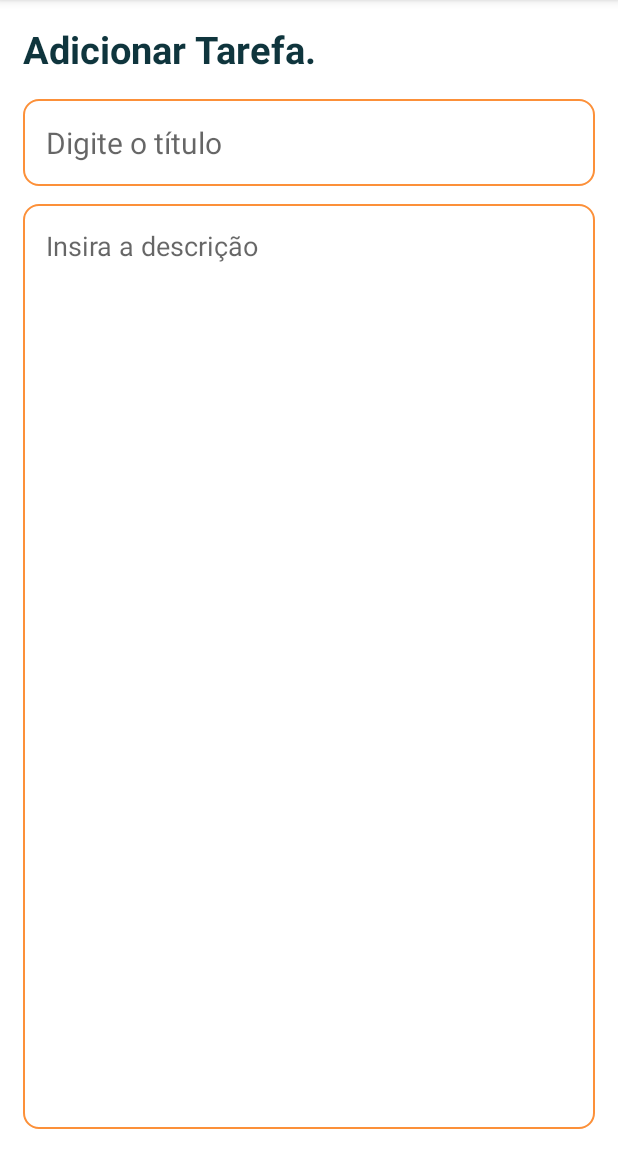
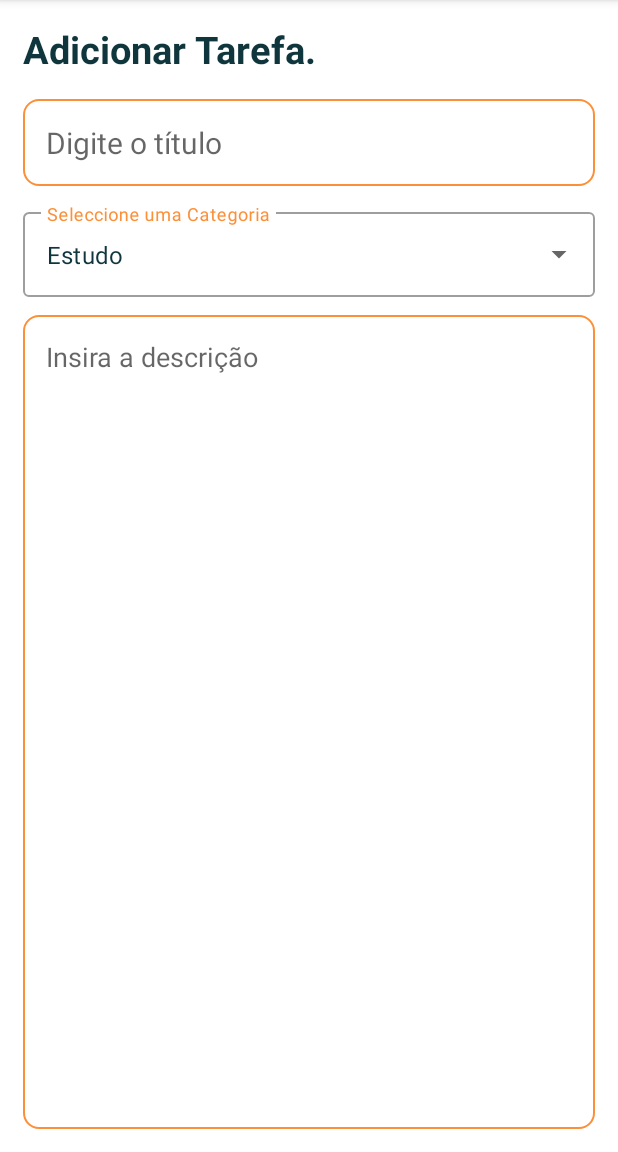
Before and after one commit to FredymarLeon/Task-Manager, an Android app: the fragment AddTaskFragment shown on its own in the app's theme, on a phone screen of 412 x 824 dp, the part 84-1236 px from its top. Run offline under Robolectric (Android 15) with nearby library versions, the phone set to English and light mode, and no system bars.

Commit message:
Foi adicionado AutoCompleteTextView para seleção de categoria no fragment_add_task.xml.

```diff
--- a/app/src/main/res/layout/fragment_add_task.xml
+++ b/app/src/main/res/layout/fragment_add_task.xml
@@ -25,26 +25,46 @@
         android:layout_alignParentStart="true"
         android:layout_alignParentEnd="true"
         android:layout_marginTop="16dp"
+        android:background="@drawable/orange_border"
         android:hint="@string/enter_title"
         android:inputType="text|number"
         android:maxLines="1"
         android:padding="15dp"
-            android:background="@drawable/orange_border"
         android:textSize="20sp"
+        android:textColor="@color/black"
         tools:ignore="Autofill" />
+
+    <com.google.android.material.textfield.TextInputLayout
+        android:id="@+id/text_input_layout_category"
+        style="@style/Widget.MaterialComponents.TextInputLayout.OutlinedBox.ExposedDropdownMenu"
+        android:layout_width="match_parent"
+        android:layout_height="wrap_content"
+        android:layout_below="@+id/addTaskTitle"
+        android:layout_marginVertical="12dp"
+        android:textColorHint="@color/orange"
+        android:hint="@string/selected_category" >
+
+        <AutoCompleteTextView
+            android:id="@+id/auto_completed_Categories_add"
+            android:layout_width="match_parent"
+            android:layout_height="wrap_content"
+            android:layout_weight="1"
+            android:inputType="none"
+            android:text="@string/study_categories"
+            android:textColor="@color/dark_blue" />
+    </com.google.android.material.textfield.TextInputLayout>
 
     <EditText
         android:id="@+id/etAddTaskDescription"
         android:layout_width="match_parent"
         android:layout_height="match_parent"
-            android:layout_below="@+id/addTaskTitle"
+        android:layout_below="@+id/text_input_layout_category"
+        android:background="@drawable/orange_border"
+        android:gravity="top"
         android:hint="@string/enter_description"
         android:inputType="text|number"
-            android:gravity="top"
         android:padding="15dp"
         android:textSize="18sp"
-            android:background="@drawable/orange_border"
-            android:layout_marginTop="12dp"
         tools:ignore="Autofill" />
 
 </RelativeLayout>
--- a/app/src/main/res/layout/pagina_inicial.xml
+++ b/app/src/main/res/layout/pagina_inicial.xml
@@ -10,6 +10,7 @@
         android:id="@+id/imageView"
         android:layout_width="wrap_content"
         android:layout_height="wrap_content"
+        android:contentDescription="Imagem de capa"
         android:scaleType="centerCrop"
         app:layout_constraintBottom_toBottomOf="parent"
         app:layout_constraintEnd_toEndOf="parent"
--- a/app/src/main/res/values/strings.xml
+++ b/app/src/main/res/values/strings.xml
@@ -19,8 +19,10 @@
     <string name="my_task">Minhas Tarefas</string>
     <string name="empty_task">Trovões</string>
 
-<!--    Tag reservadas para nomes do Recicler View de categorias-->
+<!--    Tag reservadas para nomes de categorias-->
+    <string name="selected_category">Seleccione uma Categoria</string>
     <string name="all_categories">Todas as Categorias</string>
+
     <string name="shopping_categories">Compras</string>
     <string name="study_categories">Estudo</string>
     <string name="wishList_categories">Lista de Desejos</string>
```
Lines whose indentation alone changed are shown as unchanged.
